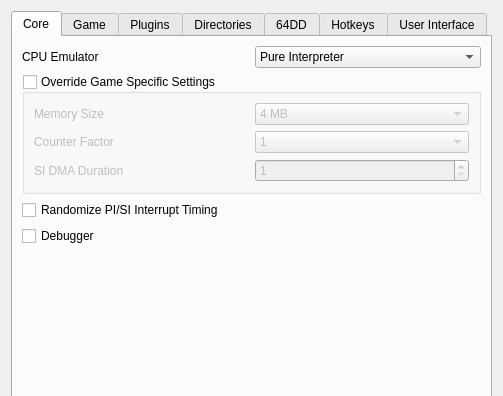
First picture: the form in Source/RMG/UserInterface/Dialog/SettingsDialog.ui, repository Rosalie241/RMG, before the edit; both pictures show x 0 to 503 and y 0 to 396 of the 503 by 668 pixel window.
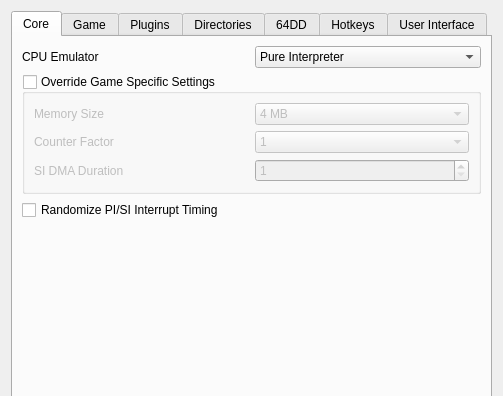
Second picture: the form after the edit. Icons and pictures are not drawn. Custom widgets are drawn as their Qt base class.

Commit message: RMG: remove Debugger checkbox from SettingsDialog

What changed in the file:
```diff
--- a/Source/RMG/UserInterface/Dialog/SettingsDialog.ui
+++ b/Source/RMG/UserInterface/Dialog/SettingsDialog.ui
@@ -195,13 +195,6 @@
              </property>
             </widget>
            </item>
-           <item>
-            <widget class="QCheckBox" name="coreDebuggerCheckBox">
-             <property name="text">
-              <string>Debugger</string>
-             </property>
-            </widget>
-           </item>
            <item>
             <spacer name="verticalSpacer_7">
              <property name="orientation">
```
The commit also changes 1 other file.
